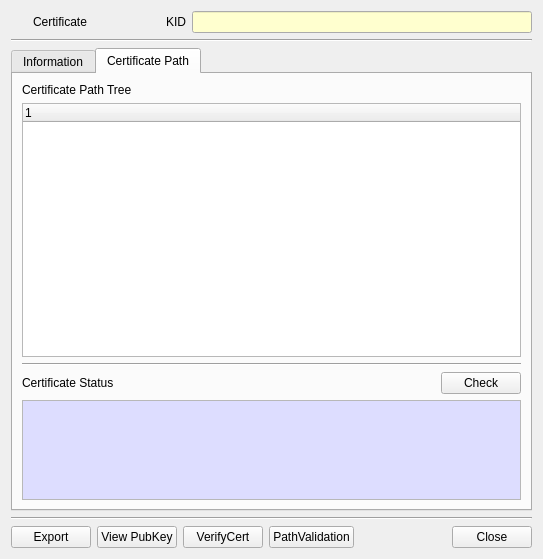
Before: the Qt Designer form CertMan/cert_info_dlg.ui in jykim74/CertMan, drawn with Qt 5.
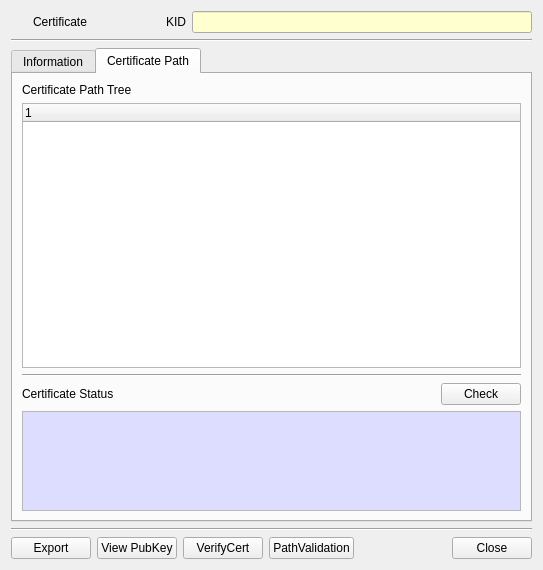
After: the same form once the commit is applied. Icons and pictures are not drawn.

Commit message: UI 개선

Diff of the .ui file:
```diff
--- a/CertMan/cert_info_dlg.ui
+++ b/CertMan/cert_info_dlg.ui
@@ -7,7 +7,7 @@
     <x>0</x>
     <y>0</y>
     <width>543</width>
-    <height>559</height>
+    <height>570</height>
    </rect>
   </property>
   <property name="windowTitle">
```
Left out of the diff: 3 changed lines with no effect on the pictures. The commit also changes 2 other files.
